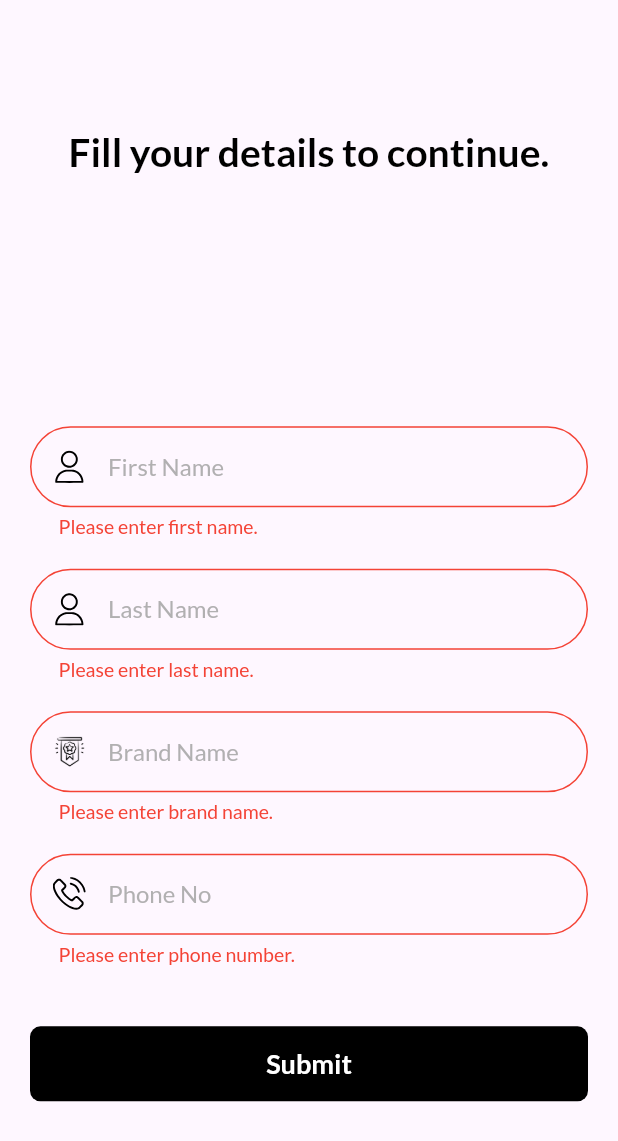
After one commit to Darshilgor/FieldKing, a Flutter app: the SignUpScreenView screen opened by its route, after a tap on "Submit", on a phone screen of 412 x 824 dp. The commit adds this screen. Shown: the top 1141 px of the screen. Run offline on Flutter 3.47's test engine with Material 3 defaults, Android fonts, the phone set to English and light mode, and no system bars; our stand-ins replace cloud_firestore, contacts_service, firebase_auth, firebase_core, firebase_messaging, flutter_local_notifications and 8 more; missing offline and left inert: app_settings, dart:ffi, flutter_timer_countdown; accounts and stored records are empty.

Commit message:
-- reach home screen.

```diff
--- a/lib/packages/app/module/verify_otp/controller/verify_otp_controller.dart
+++ b/lib/packages/app/module/home_screen/controller/home_screen_controller.dart
@@ -1,6 +1,6 @@
 import 'package:field_king/packages/config.dart';
 
-class VerifyOtpController extends GetxController
+class HomeScreenController extends GetxController
 {
 
 }
--- /dev/null
+++ b/lib/packages/app/module/sign_up/controller/sign_up_screen_controller.dart
@@ -0,0 +1,53 @@
+import 'package:field_king/packages/config.dart';
+import 'package:field_king/packages/routes/app_pages.dart';
+import 'package:field_king/services/firebase_services/firebase_services.dart';
+
+class SignUpScreenController extends GetxController {
+  Rx<TextEditingController> phoneNoController = TextEditingController().obs;
+  Rx<TextEditingController> firstNameController = TextEditingController().obs;
+  Rx<TextEditingController> lastNameController = TextEditingController().obs;
+  Rx<TextEditingController> brandNameController = TextEditingController().obs;
+  RxBool isSubmitBtnLoading = RxBool(false);
+  final signUpFormKey = GlobalKey<FormState>();
+
+  @override
+  void onInit() {
+    getArgument();
+    super.onInit();
+  }
+
+  getArgument() {
+    var argument = Get.arguments;
+    if (argument != null) {
+      phoneNoController = argument['phoneNo'];
+    } else {
+      phoneNoController.value.text = Preference.readPhoneNumber();
+    }
+  }
+
+  addUser() {
+    FirebaseFirestoreServices.addUserDetails(
+      brandName: brandNameController.value.text,
+      firstName: firstNameController.value.text,
+      lastName: lastNameController.value.text,
+      phoneNumber: phoneNoController.value.text,
+    ).then(
+      (value) {
+        Preference.writeBrandName(brandNameController.value.text);
+        Preference.writeFirstName(firstNameController.value.text);
+        Preference.writeLastName(lastNameController.value.text);
+        Preference.writePhoneNumber(phoneNoController.value.text);
+        Preference.writeUserType(
+            (phoneNoController.value.text == '9409529203' ||
+                    phoneNoController.value.text == '9426781202')
+                ? 'Admin'
+                : 'User');
+
+        isSubmitBtnLoading.value = false;
+        Get.offAllNamed(
+          Routes.homeScreen,
+        );
+      },
+    );
+  }
+}
--- /dev/null
+++ b/lib/packages/app/module/sign_up/view/sign_up_screen_view.dart
@@ -0,0 +1,135 @@
+import 'dart:ffi';
+
+import 'package:cloud_firestore/cloud_firestore.dart';
+import 'package:field_king/components/app_button.dart';
+import 'package:field_king/components/unfocus_keyboard.dart';
+import 'package:field_king/packages/app/module/sign_up/controller/sign_up_screen_controller.dart';
+import 'package:field_king/packages/config.dart';
+import 'package:field_king/services/firebase_services/firebase_services.dart';
+import 'package:field_king/services/toast_message/toast_message.dart';
+
+class SignUpScreenView extends StatelessWidget {
+  SignUpScreenView({super.key});
+
+  final controller = Get.put(SignUpScreenController());
+  @override
+  Widget build(BuildContext context) {
+    return GestureDetector(
+      onTap: () => unFocusKeyboard(),
+      child: Scaffold(
+        body: Padding(
+          padding: const EdgeInsets.symmetric(
+            horizontal: 20,
+          ),
+          child: Form(
+            key: controller.signUpFormKey,
+            child: SingleChildScrollView(
+              child: Column(
+                children: [
+                  Gap(Get.height * 0.1),
+                  Text(
+                    'Fill your details to continue.',
+                    style: TextStyle().bold26.textColor(
+                          AppColor.blackColor,
+                        ),
+                    textAlign: TextAlign.center,
+                  ),
+                  Gap(Get.height * 0.2),
+                  InputField(
+                    controller: controller.firstNameController.value,
+                    labelText: 'First Name',
+                    hintText: 'KishorBhai',
+                    prefixIcon: Assets.accountIcon,
+                    prefixIconColor: AppColor.blackColor,
+                    keyboardType: TextInputType.name,
+                    textInputAction: TextInputAction.next,
+                    validator: (value) {
+                      if ((value ?? '').isEmpty) {
+                        return 'Please enter first name.';
+                      } else {
+                        return null;
+                      }
+                    },
+                  ),
+                  Gap(20),
+                  InputField(
+                    controller: controller.lastNameController.value,
+                    labelText: 'Last Name',
+                    hintText: 'Gor',
+                    prefixIcon: Assets.accountIcon,
+                    prefixIconColor: AppColor.blackColor,
+                    keyboardType: TextInputType.name,
+                    textInputAction: TextInputAction.next,
+                    validator: (value) {
+                      if ((value ?? '').isEmpty) {
+                        return 'Please enter last name.';
+                      } else {
+                        return null;
+                      }
+                    },
+                  ),
+                  Gap(20),
+                  InputField(
+                    controller: controller.brandNameController.value,
+                    labelText: 'Brand Name',
+                    hintText: 'Field King',
+                    prefixIcon: Assets.brandNameIcon,
+                    isPngPrefixIcon: true,
+                    prefixIconColor: AppColor.blackColor,
+                    keyboardType: TextInputType.name,
+                    textInputAction: TextInputAction.next,
+                    validator: (value) {
+                      if ((value ?? '').isEmpty) {
+                        return 'Please enter brand name.';
+                      } else {
+                        return null;
+                      }
+                    },
+                  ),
+                  Gap(20),
+                  InputField(
+                    disable: true,
+                    readOnly: true,
+                    controller: controller.phoneNoController.value,
+                    labelText: 'Phone No',
+                    hintText: '9409529203',
+                    prefixIcon: Assets.phoneIcon,
+                    prefixIconColor: AppColor.blackColor,
+                    keyboardType: TextInputType.phone,
+                    textInputAction: TextInputAction.done,
+                    maxLength: 10,
+                    validator: (value) {
+                      if (value?.length == 0) {
+                        return 'Please enter phone number.';
+                      } else if (value?.length != 10) {
+                        return 'Please enter valid phone number.';
+                      } else {
+                        return null;
+                      }
+                    },
+                  ),
+                  Gap(40),
+                  Obx(
+                    () => CommonAppButton(
+                      text: 'Submit',
+                      buttonType: controller.isSubmitBtnLoading.value
+                          ? ButtonType.progress
+                          : ButtonType.enable,
+                      onTap: () {
+                        if (controller.signUpFormKey.currentState!.validate()) {
+                          unFocusKeyboard();
+                          controller.isSubmitBtnLoading.value = true;
+                          controller.addUser();
+                        }
+                      },
+                    ),
+                  ),
+                ],
+              ),
+            ),
+          ),
+        ),
+      ),
+    );
+  }
+}
--- a/lib/packages/routes/app_pages.dart
+++ b/lib/packages/routes/app_pages.dart
@@ -1,6 +1,7 @@
+import 'package:field_king/packages/app/module/home_screen/view/home_screen_view.dart';
 import 'package:field_king/packages/app/module/login/view/login_view.dart';
+import 'package:field_king/packages/app/module/sign_up/view/sign_up_screen_view.dart';
 import 'package:field_king/packages/app/module/splash_screen/view/splash_screen_view.dart';
-import 'package:field_king/packages/app/module/verify_otp/view/verify_otp_view.dart';
 import 'package:field_king/packages/config.dart';
 
 part 'app_routes.dart';
@@ -21,8 +22,12 @@ class AppPages {
       page: () => LoginScreenView(),
     ),
     GetPage(
-      name: _Paths.verifyOtp,
-      page: () => VerifyOtpView(),
+      name: _Paths.signUp,
+      page: () => SignUpScreenView(),
+    ),
+    GetPage(
+      name: _Paths.homeScreen,
+      page: () => HomeScreenView(),
     ),
   ];
 }
--- a/lib/packages/routes/app_routes.dart
+++ b/lib/packages/routes/app_routes.dart
@@ -5,7 +5,8 @@ abstract class Routes {
 
   static const splashScreen = _Paths.splashScreen;
   static const login = _Paths.login;
-  static const verifyOtp= _Paths.verifyOtp;
+  static const signUp = _Paths.signUp;
+  static const homeScreen = _Paths.homeScreen;
 }
 
 abstract class _Paths {
@@ -13,5 +14,6 @@ abstract class _Paths {
 
   static const splashScreen = '/splash-screen';
   static const login = '/login-screen';
-  static const verifyOtp = '/verify-otp';
+  static const signUp = '/sign-up';
+  static const homeScreen = '/home-screen';
 }
--- a/lib/services/app_color/app_colors.dart
+++ b/lib/services/app_color/app_colors.dart
@@ -12,5 +12,6 @@ class AppColor {
   );
   static Color hintColor = Colors.grey.withOpacity(0.4);
   static Color errorColor = Colors.red;
-   static const Color buttonBackgroundColor = Colors.black;
+  static const Color buttonBackgroundColor = Colors.black;
+  static Color descriptionColor = Colors.black.withOpacity(0.4);
 }
--- a/lib/services/app_icon/app_icon.dart
+++ b/lib/services/app_icon/app_icon.dart
@@ -3,5 +3,7 @@ class Assets {
 
   static const String phoneIcon = '$baseUrl/phone_icon.svg';
   static const String reSendIcon= '$baseUrl/resend_icon.svg';
+  static const String accountIcon= '$baseUrl/account_icon.svg';
+  static const String brandNameIcon= '$baseUrl/brand_name_icon.png';
 
 }
```
Also changed, not shown: lib/components/bottom_sheet.dart (+10 -8 lines), lib/main.dart (+9 -4 lines), lib/packages/app/module/home_screen/view/home_screen_view.dart (added, +14 -0 lines), lib/packages/app/module/login/controller/login_controller.dart (+52 -0 lines), lib/packages/app/module/login/view/login_view.dart (+75 -13 lines), lib/packages/app/module/verify_otp/view/verify_otp_view.dart (deleted, +0 -19 lines), lib/services/firebase_services/firebase_services.dart (added, +94 -0 lines), lib/services/get_storage/get_storage.dart (+69 -17 lines), lib/services/toast_message/toast_message.dart (added, +44 -0 lines), assets/images/icons/account_icon.svg (added), assets/images/icons/brand_name_icon.png (added), 2 other files.
